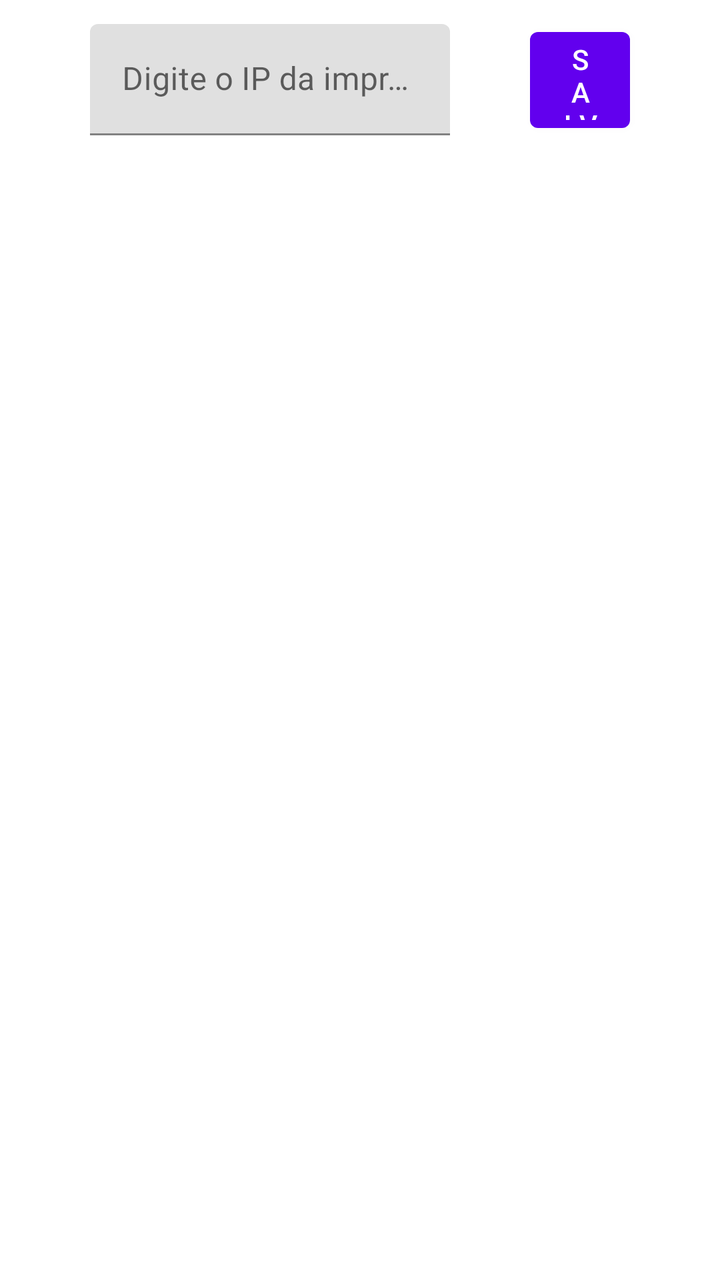
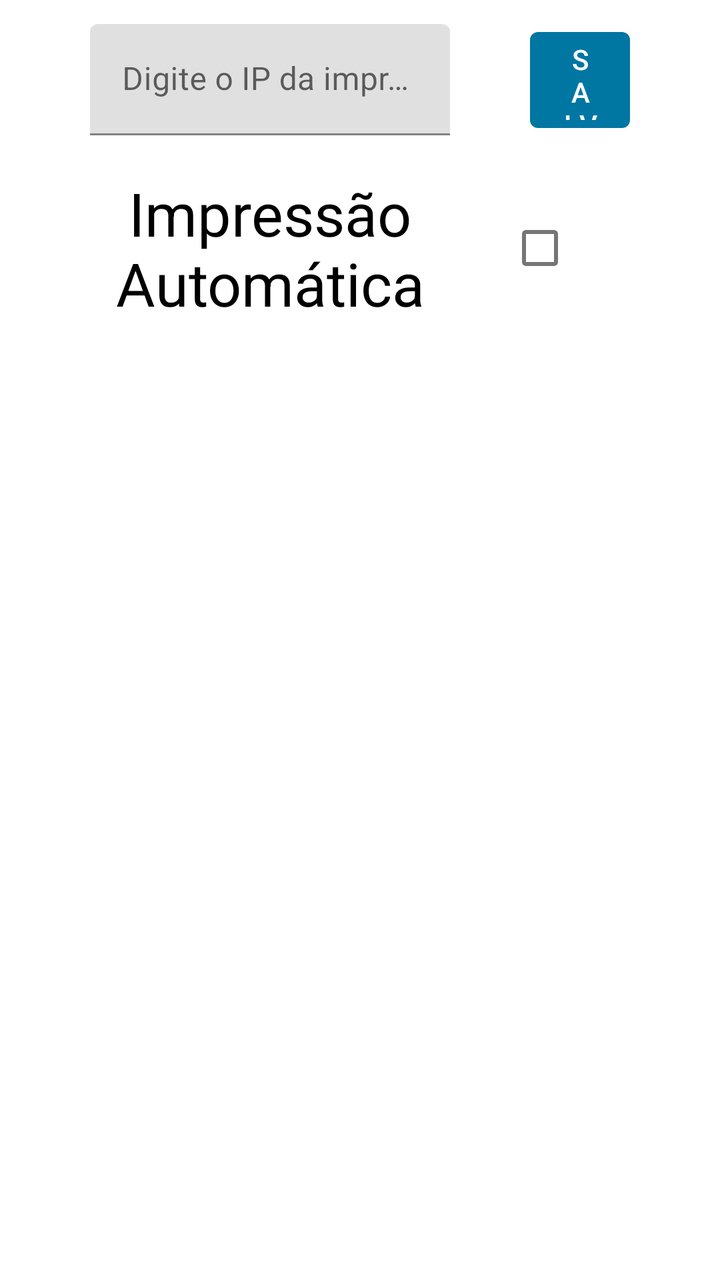

An Android layout rendered at two revisions. The XML below is the earlier revision; the diff shows what the commit changed to produce the second picture.
<!-- AndroidManifest.xml: application theme Theme.HowWorksWithViewModel -->
<!-- res/layout/fragment_settings.xml -->
<?xml version="1.0" encoding="utf-8"?>
<layout xmlns:android="http://schemas.android.com/apk/res/android"
    xmlns:app="http://schemas.android.com/apk/res-auto"
    xmlns:tools="http://schemas.android.com/tools"
    tools:context=".ui.SettingsFragment">

    <data>

        <variable
            name="viewModel"
            type="br.com.backupautomacao.centraldepesagem.ui.viewmodel.SettingsViewModel" />
    </data>

    <androidx.constraintlayout.widget.ConstraintLayout
        android:layout_width="match_parent"
        android:layout_height="match_parent">

        <LinearLayout
            android:layout_width="match_parent"
            android:layout_height="80dp"
            android:orientation="horizontal"
            android:weightSum="2"
            android:gravity="center"
            app:layout_constraintEnd_toEndOf="parent"
            app:layout_constraintStart_toStartOf="parent"
            app:layout_constraintTop_toTopOf="parent">


            <com.google.android.material.textfield.TextInputLayout
                android:layout_width="match_parent"
                android:layout_height="match_parent"
                android:gravity="center"
                android:layout_weight="1">

                <com.google.android.material.textfield.TextInputEditText
                    android:id="@+id/textInputPrinterIp"
                    android:layout_width="match_parent"
                    android:layout_height="wrap_content"
                    android:inputType="number"
                    android:hint="Digite o IP da impressora" />
            </com.google.android.material.textfield.TextInputLayout>

            <Button
                android:id="@+id/buttonSaveIp"
                android:text="Salvar"
                android:layout_weight="1.5"
                android:layout_marginStart="40dp"
                android:layout_width="match_parent"
                android:layout_height="60dp" />
        </LinearLayout>
    </androidx.constraintlayout.widget.ConstraintLayout>

</layout>
<!-- resources referenced by this layout -->
<resources>
  <style name="Theme.HowWorksWithViewModel" parent="Theme.MaterialComponents.DayNight.DarkActionBar">
          
          <item name="colorPrimary">@color/purple_500</item>
          <item name="colorPrimaryVariant">@color/purple_700</item>
          <item name="colorOnPrimary">@color/white</item>
          
          <item name="colorSecondary">@color/teal_200</item>
          <item name="colorSecondaryVariant">@color/teal_700</item>
          <item name="colorOnSecondary">@color/black</item>
          
          <item name="android:statusBarColor" tools:targetApi="l">?attr/colorPrimaryVariant</item>
          
      </style>
  <color name="purple_500">#FF6200EE</color>
  <color name="purple_700">#FF3700B3</color>
  <color name="white">#FFFFFFFF</color>
  <color name="teal_200">#FF03DAC5</color>
  <color name="teal_700">#FF018786</color>
  <color name="black">#FF000000</color>
</resources>

<!-- the commit's change to res/layout/fragment_settings.xml (unified diff, before → after) -->
@@ -2,7 +2,7 @@
 <layout xmlns:android="http://schemas.android.com/apk/res/android"
     xmlns:app="http://schemas.android.com/apk/res-auto"
     xmlns:tools="http://schemas.android.com/tools"
-    tools:context=".ui.SettingsFragment">
+    tools:context=".ui.fragments.SettingsFragment">
 
     <data>
 
@@ -16,11 +16,12 @@
         android:layout_height="match_parent">
 
         <LinearLayout
+            android:id="@+id/linearLayout"
             android:layout_width="match_parent"
             android:layout_height="80dp"
+            android:gravity="center"
             android:orientation="horizontal"
             android:weightSum="2"
-            android:gravity="center"
             app:layout_constraintEnd_toEndOf="parent"
             app:layout_constraintStart_toStartOf="parent"
             app:layout_constraintTop_toTopOf="parent">
@@ -29,24 +30,51 @@
             <com.google.android.material.textfield.TextInputLayout
                 android:layout_width="match_parent"
                 android:layout_height="match_parent"
-                android:gravity="center"
-                android:layout_weight="1">
+                android:layout_weight="1"
+                android:gravity="center">
 
                 <com.google.android.material.textfield.TextInputEditText
                     android:id="@+id/textInputPrinterIp"
                     android:layout_width="match_parent"
                     android:layout_height="wrap_content"
-                    android:inputType="number"
-                    android:hint="Digite o IP da impressora" />
+                    android:hint="@string/text_placeholder_printer_address"
+                    android:inputType="number" />
             </com.google.android.material.textfield.TextInputLayout>
 
             <Button
                 android:id="@+id/buttonSaveIp"
-                android:text="Salvar"
+                android:layout_width="match_parent"
+                android:layout_height="60dp"
+                android:layout_marginStart="40dp"
                 android:layout_weight="1.5"
-                android:layout_marginStart="40dp"
+                android:text="@string/text_button_save" />
+        </LinearLayout>
+
+        <LinearLayout
+            android:layout_width="match_parent"
+            android:layout_height="80dp"
+            android:layout_marginTop="4dp"
+            android:weightSum="2"
+            android:gravity="center"
+            app:layout_constraintEnd_toEndOf="parent"
+            app:layout_constraintHorizontal_bias="0.0"
+            app:layout_constraintStart_toStartOf="parent"
+            app:layout_constraintTop_toBottomOf="@+id/linearLayout">
+            <TextView
                 android:layout_width="match_parent"
-                android:layout_height="60dp" />
+                android:layout_height="match_parent"
+                android:text="Impressão Automática"
+                android:layout_weight="1"
+                android:gravity="center"
+                android:textColor="@color/black"
+                android:textSize="30sp"
+                />
+            <CheckBox
+                android:id="@+id/checkboxAutomaticPrint"
+                android:layout_width="match_parent"
+                android:layout_height="match_parent"
+                android:layout_weight="1.5"/>
+
         </LinearLayout>
     </androidx.constraintlayout.widget.ConstraintLayout>
 
<!-- resource entries referenced after the edit -->
@@ -2,8 +2,8 @@
 <resources>
   <style name="Theme.HowWorksWithViewModel" parent="Theme.MaterialComponents.DayNight.DarkActionBar">
           
-          <item name="colorPrimary">@color/purple_500</item>
-          <item name="colorPrimaryVariant">@color/purple_700</item>
+          <item name="colorPrimary">@color/dark_blue</item>
+          <item name="colorPrimaryVariant">@color/dark_red</item>
           <item name="colorOnPrimary">@color/white</item>
           
           <item name="colorSecondary">@color/teal_200</item>
@@ -13,11 +13,13 @@
           <item name="android:statusBarColor" tools:targetApi="l">?attr/colorPrimaryVariant</item>
           
       </style>
-  <color name="purple_500">#FF6200EE</color>
-  <color name="purple_700">#FF3700B3</color>
+  <color name="dark_blue">#0076A3</color>
+  <color name="dark_red">#EC1A25</color>
   <color name="white">#FFFFFFFF</color>
   <color name="teal_200">#FF03DAC5</color>
   <color name="teal_700">#FF018786</color>
   <color name="black">#FF000000</color>
+  <string name="text_button_save">Salvar</string>
+  <string name="text_placeholder_printer_address">Digite o IP da impressora</string>
 </resources>
 
